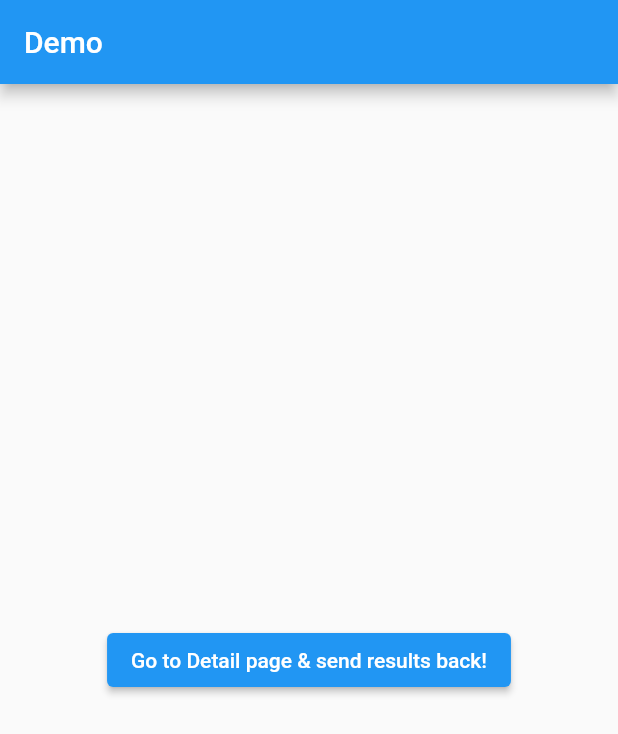
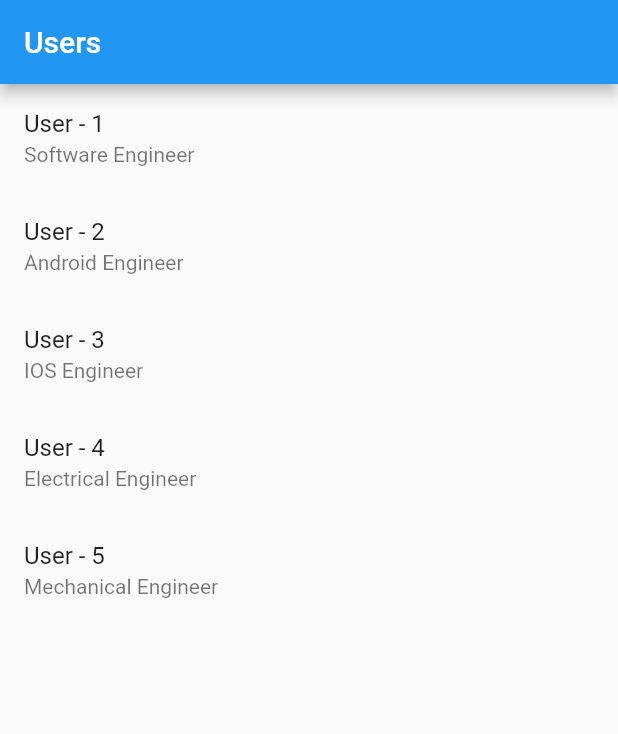
Before and after one commit to UmairAhmed85/FlutterPractise, a Flutter app: the screen it shows after launch, on a phone screen of 412 x 824 dp. Shown: the top 734 px of the screen. Run offline on Flutter 3.47's test engine with Material 2 defaults, Android fonts, the phone set to English and light mode, and no system bars.

Commit message:
Send custom data to next screen

```diff
--- a/lib/main.dart
+++ b/lib/main.dart
@@ -1,109 +1,83 @@
 import 'package:flutter/material.dart';
 
+class User{
+  final String name;
+  final String occupation;
+
+  const User(this.name, this.occupation);
+}
+
 void main() {
+  const userList = [
+    User("User - 1", "Software Engineer"),
+    User("User - 2", "Android Engineer"),
+    User("User - 3", "IOS Engineer"),
+    User("User - 4", "Electrical Engineer"),
+    User("User - 5", "Mechanical Engineer")
+  ];
   runApp(
     const MaterialApp(
-      title: 'Returning Data',
-      home: HomePage(),
+      title: 'Demo',
+      home: UsersScreen(
+        users: userList,
+      ),
     ),
   );
 }
 
-class HomePage extends StatelessWidget {
-  const HomePage({super.key});
+class UsersScreen extends StatelessWidget {
+  const UsersScreen({super.key, required this.users});
+
+  final List<User> users;
 
   @override
   Widget build(BuildContext context) {
     return Scaffold(
       appBar: AppBar(
-        title: const Text('Demo'),
+        title: const Text('Users'),
       ),
-      body: const Center(
-        child: HomePageButton(),
+      body: ListView.builder(
+        itemCount: users.length,
+        itemBuilder: (context, index) {
+          return ListTile(
+            title: Text(users[index].name),
+            subtitle: Text(users[index].occupation),
+
+            onTap: () {
+              Navigator.push(
+                context,
+                MaterialPageRoute(
+                  builder: (context) => const UserDetailScreen(),
+                  // Pass the arguments as part of the RouteSettings. The
+                  // DetailScreen reads the arguments from these settings.
+                  settings: RouteSettings(
+                    arguments: users[index],
+                  ),
+                ),
+              );
+            },
+          );
+        },
       ),
     );
   }
 }
 
-class HomePageButton extends StatefulWidget {
-  const HomePageButton({super.key});
-
-  @override
-  State<HomePageButton> createState() => _HomePageButtonState();
-}
-
-class _HomePageButtonState extends State<HomePageButton> {
-  @override
-  Widget build(BuildContext context) {
-    return ElevatedButton(
-      onPressed: () {
-        _navigateAndDisplaySelection(context);
-      },
-      child: const Text('Go to Detail page & send results back!'),
-    );
-  }
-
-  // A method that launches the SelectionScreen and awaits the result from
-  // Navigator.pop.
-  Future<void> _navigateAndDisplaySelection(BuildContext context) async {
-    // Navigator.push returns a Future that completes after calling
-    // Navigator.pop on the Selection Screen.
-    final result = await Navigator.push(
-      context,
-      MaterialPageRoute(builder: (context) => const DetailPage()),
-    );
-
-    // When a BuildContext is used from a StatefulWidget, the mounted property
-    // must be checked after an asynchronous gap.
-    if (!mounted) return;
-
-    // After the Selection Screen returns a result, hide any previous snackbars
-    // and show the new result.
-    ScaffoldMessenger.of(context)
-      ..removeCurrentSnackBar()
-      ..showSnackBar(SnackBar(content: Text('$result')));
-  }
-}
-
-class DetailPage extends StatelessWidget {
-  const DetailPage({super.key});
+class UserDetailScreen extends StatelessWidget {
+  // In the constructor, require a User.
+  const UserDetailScreen({super.key});
 
   @override
   Widget build(BuildContext context) {
+    final user = ModalRoute.of(context)!.settings.arguments as User;
+    // Use the User to create the UI.
     return Scaffold(
       appBar: AppBar(
-        title: const Text('Detail Page'),
+        title: Text(user.name),
       ),
-      body: Center(
-        child: Column(
-          mainAxisAlignment: MainAxisAlignment.center,
-          children: <Widget>[
-            const Padding(
-              padding: EdgeInsets.all(8),
-                child: Text('Select any option to send it back on Homepage'),
-            ),
-            Padding(
-              padding: const EdgeInsets.all(8),
-              child: ElevatedButton(
-                onPressed: () {
-                  // Close the screen and return "Yep!" as the result.
-                  Navigator.pop(context, 'Yep!');
-                },
-                child: const Text('Yep!'),
-              ),
-            ),
-            Padding(
-              padding: const EdgeInsets.all(8),
-              child: ElevatedButton(
-                onPressed: () {
-                  // Close the screen and return "Nope." as the result.
-                  Navigator.pop(context, 'Nope.');
-                },
-                child: const Text('Nope.'),
-              ),
-            )
-          ],
-        ),
+      body: Padding(
+        padding: const EdgeInsets.all(16),
+        child: Text("${user.name} is ${user.occupation}"),
       ),
     );
   }
```
